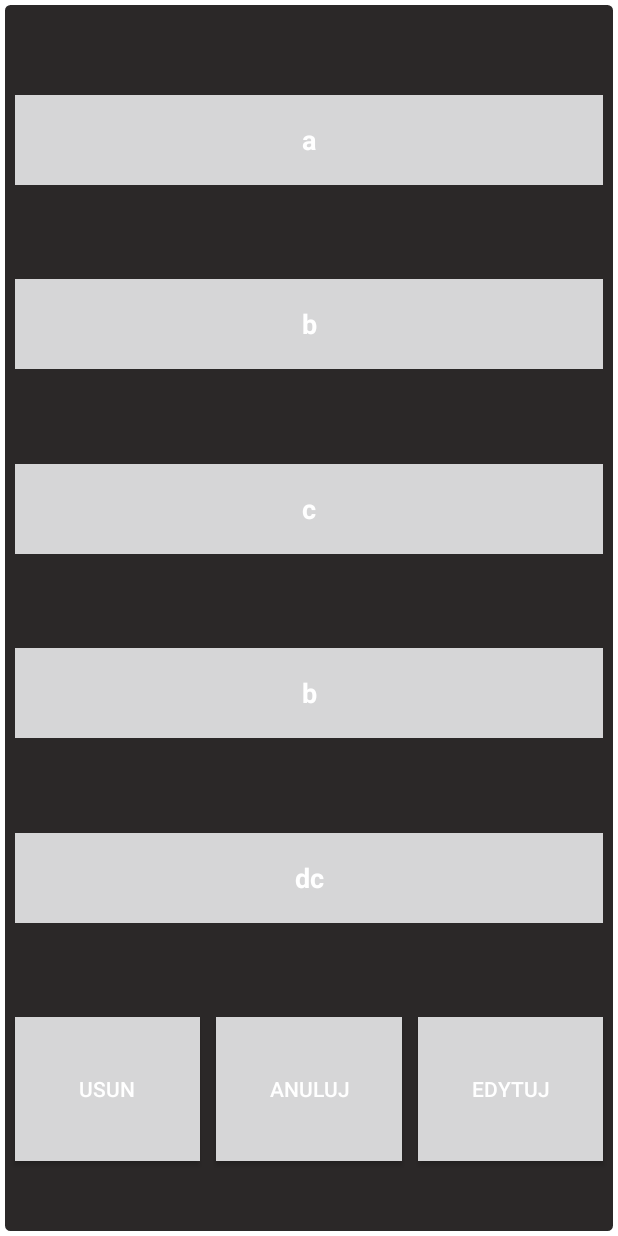
After one commit to aod244/TaxiPad, an Android app: the layout edit_job_popup.xml on its own in the app's theme, with its tools: preview values and no code run, on a phone screen of 412 x 824 dp. The commit adds this screen. Run offline under Robolectric (Android 15) with nearby library versions, the phone set to English and light mode, and no system bars.

Commit message:
21.02.23

```diff
--- a/app/src/main/java/com/example/taxipad/MenuActivityPlanJob.kt
+++ b/app/src/main/java/com/example/taxipad/MenuActivityPlanJob.kt
@@ -39,7 +39,7 @@ class MenuActivityPlanJob : AppCompatActivity() {
         if(start.isEmpty() || date.isEmpty()){
             Toast.makeText(this, "Wpisz wszystkie potrzebne informacje!", Toast.LENGTH_SHORT).show()
         }else{
-            val planJob = PlanModel(jobstart = start, jobdate = date, jobprice = price)
+            val planJob = PlanModel(jobstart = start, jobdate = date, jobprice = price, id = 0)
             val status = sqLiteHelper.planJOB(planJob)
             if(status > -1){
                 Toast.makeText(this, "Kurs zaplanowany!", Toast.LENGTH_SHORT).show()
--- a/app/src/main/java/com/example/taxipad/PlanModel.kt
+++ b/app/src/main/java/com/example/taxipad/PlanModel.kt
@@ -1,6 +1,7 @@
 package com.example.taxipad
 
 data class PlanModel(
+    val id: Int,
     val jobstart: String,
     val jobdate: String,
     val jobprice: String
--- /dev/null
+++ b/app/src/main/res/drawable/edit_popup_style.xml
@@ -0,0 +1,6 @@
+<?xml version="1.0" encoding="utf-8"?>
+<shape xmlns:android="http://schemas.android.com/apk/res/android">
+    <corners  android:radius="5dp"/>
+    <stroke android:width="5px" android:color="#FFFFFF" />
+    <solid android:color="#2B2828" />
+</shape>
--- /dev/null
+++ b/app/src/main/res/layout/edit_job_popup.xml
@@ -0,0 +1,144 @@
+<?xml version="1.0" encoding="utf-8"?>
+<androidx.constraintlayout.widget.ConstraintLayout xmlns:android="http://schemas.android.com/apk/res/android"
+    xmlns:app="http://schemas.android.com/apk/res-auto"
+    xmlns:tools="http://schemas.android.com/tools"
+    android:layout_width="match_parent"
+    android:layout_height="match_parent"
+    android:background="@drawable/edit_popup_style">
+
+    <EditText
+        android:id="@+id/editDate"
+        android:layout_width="match_parent"
+        android:layout_height="60dp"
+        android:layout_marginStart="10dp"
+        android:layout_marginTop="40dp"
+        android:layout_marginEnd="10dp"
+        android:layout_marginBottom="40dp"
+        android:background="@drawable/button"
+        android:hint="dc"
+        android:textAlignment="center"
+        android:textColorHint="#FFFFFF"
+        android:textStyle="bold"
+        android:textColor="#FFFFFF"
+        app:layout_constraintBottom_toTopOf="@+id/buttonDelete"
+        app:layout_constraintEnd_toEndOf="parent"
+        app:layout_constraintStart_toStartOf="parent"
+        app:layout_constraintTop_toBottomOf="@+id/editPrice" />
+
+    <EditText
+        android:id="@+id/editEnd"
+        android:layout_width="match_parent"
+        android:layout_height="60dp"
+        android:layout_marginStart="10dp"
+        android:layout_marginTop="40dp"
+        android:layout_marginEnd="10dp"
+        android:background="@drawable/button"
+        android:hint="b"
+        android:textAlignment="center"
+        android:textColor="#FFFFFF"
+        android:textColorHint="#FFFFFF"
+        android:textStyle="bold"
+        app:layout_constraintBottom_toTopOf="@+id/EditKm"
+        app:layout_constraintEnd_toEndOf="parent"
+        app:layout_constraintHorizontal_bias="0.0"
+        app:layout_constraintStart_toStartOf="parent"
+        app:layout_constraintTop_toBottomOf="@+id/editStart" />
+
+    <EditText
+        android:id="@+id/editPrice"
+        android:layout_width="match_parent"
+        android:layout_height="60dp"
+        android:layout_marginStart="10dp"
+        android:layout_marginTop="40dp"
+        android:layout_marginEnd="10dp"
+        android:background="@drawable/button"
+        android:hint="b"
+        android:textAlignment="center"
+        android:textColorHint="#FFFFFF"
+        android:textStyle="bold"
+        android:textColor="#FFFFFF"
+        app:layout_constraintBottom_toTopOf="@+id/editDate"
+        app:layout_constraintEnd_toEndOf="parent"
+        app:layout_constraintHorizontal_bias="0.0"
+        app:layout_constraintStart_toStartOf="parent"
+        app:layout_constraintTop_toBottomOf="@+id/EditKm" />
+
+    <EditText
+        android:id="@+id/EditKm"
+        android:layout_width="match_parent"
+        android:layout_height="60dp"
+        android:layout_marginStart="10dp"
+        android:layout_marginTop="40dp"
+        android:layout_marginEnd="10dp"
+        android:background="@drawable/button"
+        android:hint="c"
+        android:textAlignment="center"
+        android:textColorHint="#FFFFFF"
+        android:textStyle="bold"
+        android:textColor="#FFFFFF"
+        app:layout_constraintBottom_toTopOf="@+id/editPrice"
+        app:layout_constraintEnd_toEndOf="parent"
+        app:layout_constraintHorizontal_bias="1.0"
+        app:layout_constraintStart_toStartOf="parent"
+        app:layout_constraintTop_toBottomOf="@+id/editEnd" />
+
+    <EditText
+        android:id="@+id/editStart"
+        android:layout_width="match_parent"
+        android:layout_height="60dp"
+        android:layout_marginStart="10dp"
+        android:layout_marginTop="40dp"
+        android:layout_marginEnd="10dp"
+        android:background="@drawable/button"
+        android:hint="a"
+        android:textAlignment="center"
+        android:textColor="#FFFFFF"
+        android:textColorHint="#FFFFFF"
+        android:textStyle="bold"
+        app:layout_constraintBottom_toTopOf="@+id/editEnd"
+        app:layout_constraintEnd_toEndOf="parent"
+        app:layout_constraintStart_toStartOf="parent"
+        app:layout_constraintTop_toTopOf="parent" />
+
+    <androidx.appcompat.widget.AppCompatButton
+        android:id="@+id/buttonDelete"
+        android:layout_width="0dp"
+        android:layout_height="wrap_content"
+        android:layout_marginStart="10dp"
+        android:layout_marginEnd="5dp"
+        android:layout_marginBottom="50dp"
+        android:background="@drawable/button"
+        android:text="Usun"
+        android:textColor="#FFFFFF"
+        app:layout_constraintBottom_toBottomOf="parent"
+        app:layout_constraintEnd_toStartOf="@+id/buttonAbort"
+        app:layout_constraintStart_toStartOf="parent" />
+
+    <androidx.appcompat.widget.AppCompatButton
+        android:id="@+id/buttonEdit"
+        android:layout_width="0dp"
+        android:layout_height="wrap_content"
+        android:layout_marginStart="5dp"
+        android:layout_marginEnd="10dp"
+        android:layout_marginBottom="50dp"
+        android:text="Edytuj"
+        android:textColor="#FFFFFF"
+        android:background="@drawable/button"
+        app:layout_constraintBottom_toBottomOf="parent"
+        app:layout_constraintEnd_toEndOf="parent"
+        app:layout_constraintStart_toEndOf="@+id/buttonAbort" />
+
+    <androidx.appcompat.widget.AppCompatButton
+        android:id="@+id/buttonAbort"
+        android:layout_width="0dp"
+        android:layout_height="wrap_content"
+        android:layout_marginStart="5dp"
+        android:layout_marginEnd="5dp"
+        android:layout_marginBottom="50dp"
+        android:text="Anuluj"
+        android:textColor="#FFFFFF"
+        android:background="@drawable/button"
+        app:layout_constraintBottom_toBottomOf="parent"
+        app:layout_constraintEnd_toStartOf="@+id/buttonEdit"
+        app:layout_constraintStart_toEndOf="@+id/buttonDelete" />
+</androidx.constraintlayout.widget.ConstraintLayout>
```
Also changed, not shown: app/src/main/java/com/example/taxipad/JobActivity.kt (+73 -0 lines), app/src/main/java/com/example/taxipad/JobAdapter.kt (+10 -5 lines), app/src/main/java/com/example/taxipad/JobAddActivity.kt (+6 -3 lines), app/src/main/java/com/example/taxipad/PlanJobAdapter.kt (+15 -13 lines), app/src/main/java/com/example/taxipad/SQLiteHelper.kt (+72 -5 lines).
